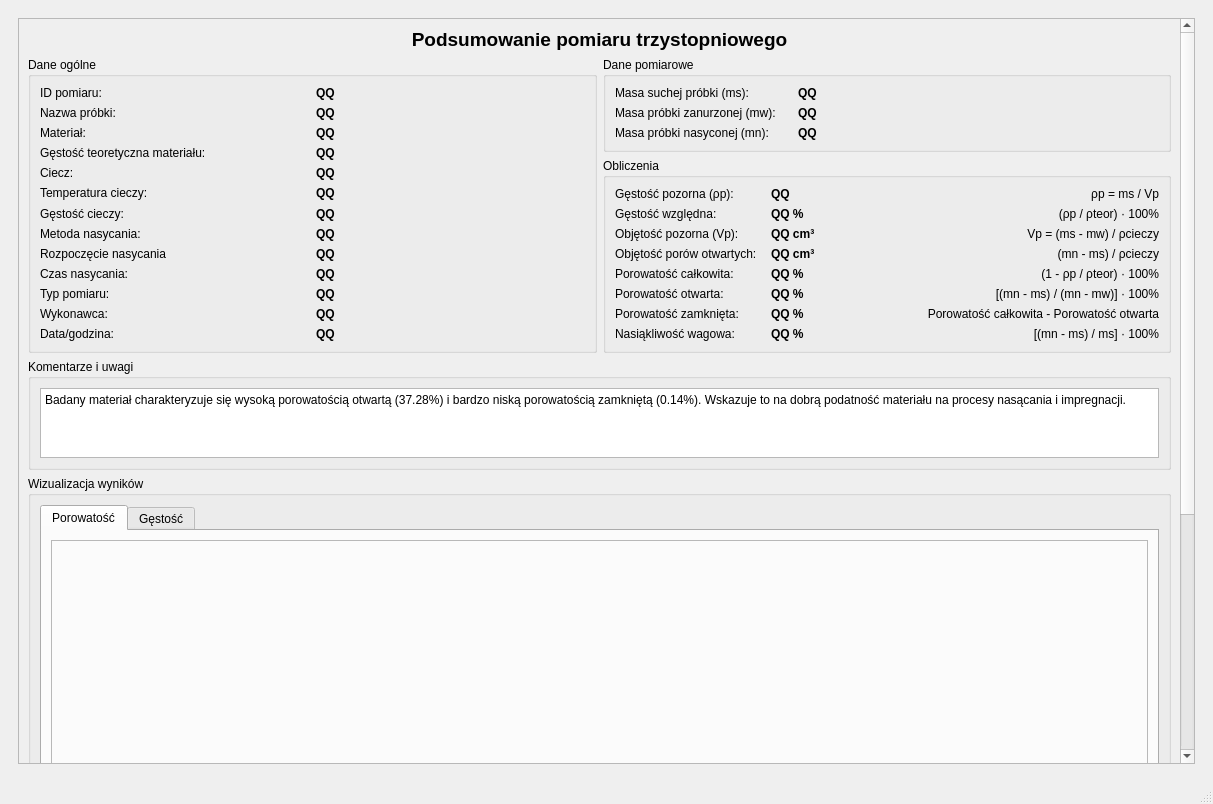
mar8us/SerialPortConnectorRadwag, file main_window_ui_handlers/hydrostatic_measure_module/library_dialogs/summary_measure_dialog.ui: the form before one commit.
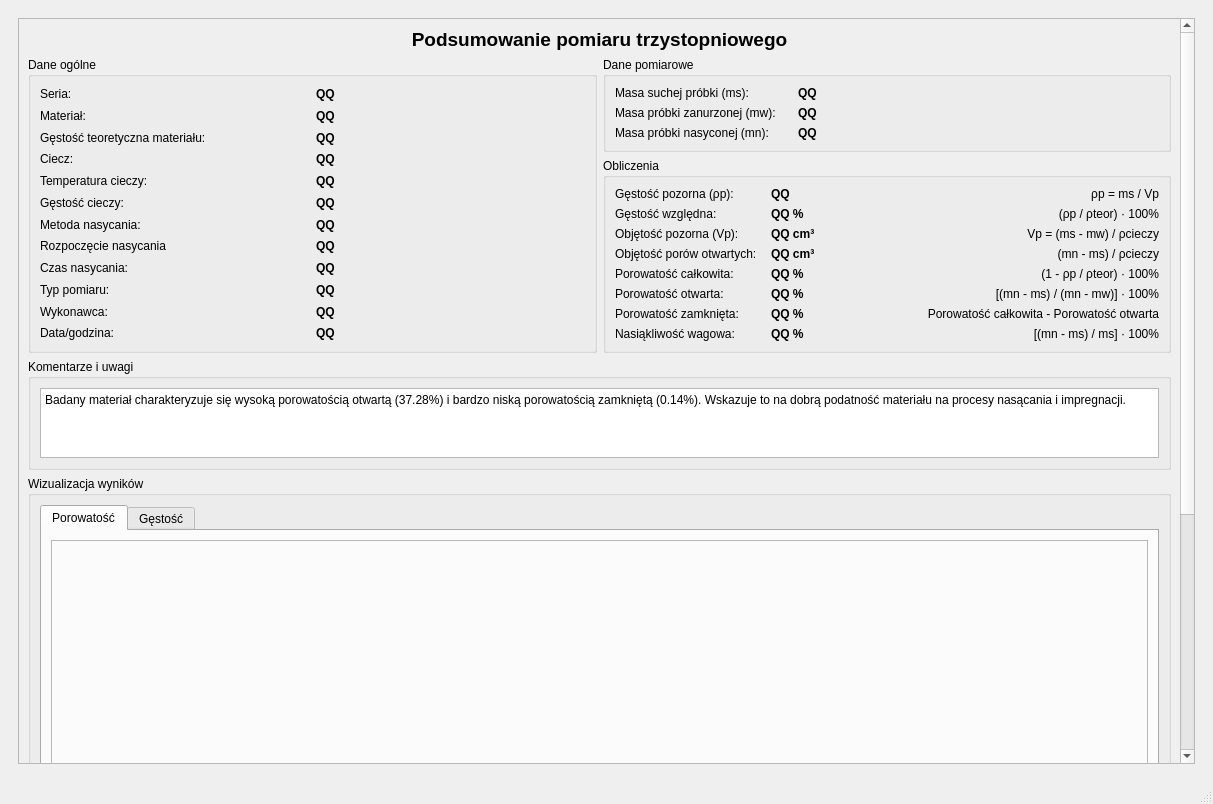
The form after the commit. The open tabs and pages were chosen to show the change.

Commit message:
Sample - refactor part 2 - Add sample-measurement linking with cascade deletion and UI updates
Connect samples to measurements with cascade deletion:
- Link sample entities to measurement records
- Remove sample now deletes associated measurements
- Update measurement process UI with minor improvements

What changed in the file:
```diff
--- a/main_window_ui_handlers/hydrostatic_measure_module/library_dialogs/summary_measure_dialog.ui
+++ b/main_window_ui_handlers/hydrostatic_measure_module/library_dialogs/summary_measure_dialog.ui
@@ -561,7 +561,7 @@
              <x>0</x>
              <y>0</y>
              <width>1150</width>
-             <height>1255</height>
+             <height>1252</height>
             </rect>
            </property>
            <layout class="QVBoxLayout" name="verticalLayout_35">
@@ -591,27 +591,15 @@
                    <string>Dane ogólne</string>
                   </property>
                   <layout class="QGridLayout" name="gridLayout_27">
-                   <item row="7" column="1">
-                    <widget class="QLabel" name="valueTripleMeasureSaturationMethod">
-                     <property name="font">
-                      <font>
-                       <bold>true</bold>
-                      </font>
-                     </property>
+                   <item row="5" column="0">
+                    <widget class="QLabel" name="labelLiquidDensity_4">
                      <property name="text">
-                      <string>QQ</string>
+                      <string>Gęstość cieczy:</string>
                      </property>
                     </widget>
                    </item>
-                   <item row="9" column="0">
-                    <widget class="QLabel" name="labelSaturationTime">
-                     <property name="text">
-                      <string>Czas nasycania:</string>
-                     </property>
-                    </widget>
-                   </item>
-                   <item row="9" column="1">
-                    <widget class="QLabel" name="valueTripleMeasureSaturationTime">
+                   <item row="1" column="1">
+                    <widget class="QLabel" name="valueTripleMaterialName">
                      <property name="font">
                       <font>
                        <bold>true</bold>
@@ -623,58 +611,51 @@
                     </widget>
                    </item>
                    <item row="15" column="0">
-                    <widget class="QLabel" name="labelOperator_5">
+                    <widget class="QLabel" name="labelDateTime_5">
                      <property name="text">
-                      <string>Wykonawca:</string>
-                     </property>
-                    </widget>
-                   </item>
-                   <item row="8" column="1">
-                    <widget class="QLabel" name="valueSaturationBeginDate">
-                     <property name="font">
-                      <font>
-                       <bold>true</bold>
-                      </font>
-                     </property>
-                     <property name="text">
-                      <string>QQ</string>
-                     </property>
-                    </widget>
-                   </item>
-                   <item row="1" column="0">
-                    <widget class="QLabel" name="labelSampleName_6">
-                     <property name="text">
-                      <string>Nazwa próbki:</string>
-                     </property>
-                    </widget>
-                   </item>
-                   <item row="0" column="1">
-                    <widget class="QLabel" name="valueTripleMeasureID">
-                     <property name="font">
-                      <font>
-                       <bold>true</bold>
-                      </font>
-                     </property>
-                     <property name="text">
-                      <string>QQ</string>
+                      <string>Data/godzina:</string>
                      </property>
                     </widget>
                    </item>
                    <item row="4" column="0">
-                    <widget class="QLabel" name="labelLiquidType_4">
+                    <widget class="QLabel" name="labelFluidTempTriple">
                      <property name="text">
-                      <string>Ciecz:</string>
+                      <string>Temperatura cieczy:</string>
                      </property>
                     </widget>
                    </item>
-                   <item row="11" column="0">
+                   <item row="6" column="1">
+                    <widget class="QLabel" name="valueTripleMeasureSaturationMethod">
+                     <property name="font">
+                      <font>
+                       <bold>true</bold>
+                      </font>
+                     </property>
+                     <property name="text">
+                      <string>QQ</string>
+                     </property>
+                    </widget>
+                   </item>
+                   <item row="10" column="0">
                     <widget class="QLabel" name="labelMeasurementType_4">
                      <property name="text">
                       <string>Typ pomiaru:</string>
                      </property>
                     </widget>
                    </item>
-                   <item row="6" column="1">
+                   <item row="7" column="1">
+                    <widget class="QLabel" name="valueSaturationBeginDate">
+                     <property name="font">
+                      <font>
+                       <bold>true</bold>
+                      </font>
+                     </property>
+                     <property name="text">
+                      <string>QQ</string>
+                     </property>
+                    </widget>
+                   </item>
+                   <item row="5" column="1">
                     <widget class="QLabel" name="valueTripleMeasureLiquidDensity">
                      <property name="font">
                       <font>
@@ -686,27 +667,8 @@
                      </property>
                     </widget>
                    </item>
-                   <item row="3" column="0">
-                    <widget class="QLabel" name="labelTheoreticalDensity_5">
-                     <property name="text">
-                      <string>Gęstość teoretyczna materiału:</string>
-                     </property>
-                    </widget>
-                   </item>
-                   <item row="2" column="1">
-                    <widget class="QLabel" name="valueTripleMaterialName">
-                     <property name="font">
-                      <font>
-                       <bold>true</bold>
-                      </font>
-                     </property>
-                     <property name="text">
-                      <string>QQ</string>
-                     </property>
-                    </widget>
-                   </item>
                    <item row="3" column="1">
-                    <widget class="QLabel" name="valueTripleTheoreticalDensity">
+                    <widget class="QLabel" name="valueTripleMeasureLiquidName">
                      <property name="font">
                       <font>
                        <bold>true</bold>
@@ -717,7 +679,14 @@
                      </property>
                     </widget>
                    </item>
-                   <item row="2" column="0">
+                   <item row="14" column="0">
+                    <widget class="QLabel" name="labelOperator_5">
+                     <property name="text">
+                      <string>Wykonawca:</string>
+                     </property>
+                    </widget>
+                   </item>
+                   <item row="1" column="0">
                     <widget class="QLabel" name="labelMaterial_6">
                      <property name="text">
                       <string>Materiał:</string>
@@ -725,65 +694,27 @@
                     </widget>
                    </item>
                    <item row="0" column="0">
-                    <widget class="QLabel" name="labelMeasurementID_4">
+                    <widget class="QLabel" name="labelSampleName_6">
                      <property name="text">
-                      <string>ID pomiaru:</string>
+                      <string>Seria:</string>
                      </property>
                     </widget>
                    </item>
-                   <item row="11" column="1">
-                    <widget class="QLabel" name="valueTripleMeasureType">
-                     <property name="font">
-                      <font>
-                       <bold>true</bold>
-                      </font>
-                     </property>
+                   <item row="3" column="0">
+                    <widget class="QLabel" name="labelLiquidType_4">
                      <property name="text">
-                      <string>QQ</string>
-                     </property>
-                    </widget>
-                   </item>
-                   <item row="15" column="1">
-                    <widget class="QLabel" name="valueTripleMeasureOperator">
-                     <property name="font">
-                      <font>
-                       <bold>true</bold>
-                      </font>
-                     </property>
-                     <property name="text">
-                      <string>QQ</string>
-                     </property>
-                    </widget>
-                   </item>
-                   <item row="8" column="0">
-                    <widget class="QLabel" name="labelSaturationBeginDate">
-                     <property name="text">
-                      <string>Rozpoczęcie nasycania</string>
-                     </property>
-                    </widget>
-                   </item>
-                   <item row="16" column="0">
-                    <widget class="QLabel" name="labelDateTime_5">
-                     <property name="text">
-                      <string>Data/godzina:</string>
+                      <string>Ciecz:</string>
                      </property>
                     </widget>
                    </item>
                    <item row="6" column="0">
-                    <widget class="QLabel" name="labelLiquidDensity_4">
-                     <property name="text">
-                      <string>Gęstość cieczy:</string>
-                     </property>
-                    </widget>
-                   </item>
-                   <item row="7" column="0">
                     <widget class="QLabel" name="labelSaturationMethod_3">
                      <property name="text">
                       <string>Metoda nasycania:</string>
                      </property>
                     </widget>
                    </item>
-                   <item row="16" column="1">
+                   <item row="15" column="1">
                     <widget class="QLabel" name="valueTripleMeasureDateTime">
                      <property name="font">
                       <font>
@@ -795,8 +726,15 @@
                      </property>
                     </widget>
                    </item>
-                   <item row="4" column="1">
-                    <widget class="QLabel" name="valueTripleMeasureLiquidName">
+                   <item row="8" column="0">
+                    <widget class="QLabel" name="labelSaturationTime">
+                     <property name="text">
+                      <string>Czas nasycania:</string>
+                     </property>
+                    </widget>
+                   </item>
+                   <item row="2" column="1">
+                    <widget class="QLabel" name="valueTripleTheoreticalDensity">
                      <property name="font">
                       <font>
                        <bold>true</bold>
@@ -807,7 +745,50 @@
                      </property>
                     </widget>
                    </item>
-                   <item row="1" column="1">
+                   <item row="8" column="1">
+                    <widget class="QLabel" name="valueTripleMeasureSaturationTime">
+                     <property name="font">
+                      <font>
+                       <bold>true</bold>
+                      </font>
+                     </property>
+                     <property name="text">
+                      <string>QQ</string>
+                     </property>
+                    </widget>
+                   </item>
+                   <item row="7" column="0">
+                    <widget class="QLabel" name="labelSaturationBeginDate">
+                     <property name="text">
+                      <string>Rozpoczęcie nasycania</string>
+                     </property>
+                    </widget>
+                   </item>
+                   <item row="10" column="1">
+                    <widget class="QLabel" name="valueTripleMeasureType">
+                     <property name="font">
+                      <font>
+                       <bold>true</bold>
+                      </font>
+                     </property>
+                     <property name="text">
+                      <string>QQ</string>
+                     </property>
+                    </widget>
+                   </item>
+                   <item row="14" column="1">
+                    <widget class="QLabel" name="valueTripleMeasureOperator">
+                     <property name="font">
+                      <font>
+                       <bold>true</bold>
+                      </font>
+                     </property>
+                     <property name="text">
+                      <string>QQ</string>
+                     </property>
+                    </widget>
+                   </item>
+                   <item row="0" column="1">
                     <widget class="QLabel" name="valueTripleSampleName">
                      <property name="font">
                       <font>
@@ -819,14 +800,7 @@
                      </property>
                     </widget>
                    </item>
-                   <item row="5" column="0">
-                    <widget class="QLabel" name="labelFluidTempTriple">
-                     <property name="text">
-                      <string>Temperatura cieczy:</string>
-                     </property>
-                    </widget>
-                   </item>
-                   <item row="5" column="1">
+                   <item row="4" column="1">
                     <widget class="QLabel" name="valueTripleFluidTemp">
                      <property name="font">
                       <font>
@@ -838,6 +812,13 @@
                      </property>
                     </widget>
                    </item>
+                   <item row="2" column="0">
+                    <widget class="QLabel" name="labelTheoreticalDensity_5">
+                     <property name="text">
+                      <string>Gęstość teoretyczna materiału:</string>
+                     </property>
+                    </widget>
+                   </item>
                   </layout>
                  </widget>
                 </item>
```
Left out of the diff: 167 changed lines with no effect on the pictures. The commit also changes 20 other files.
